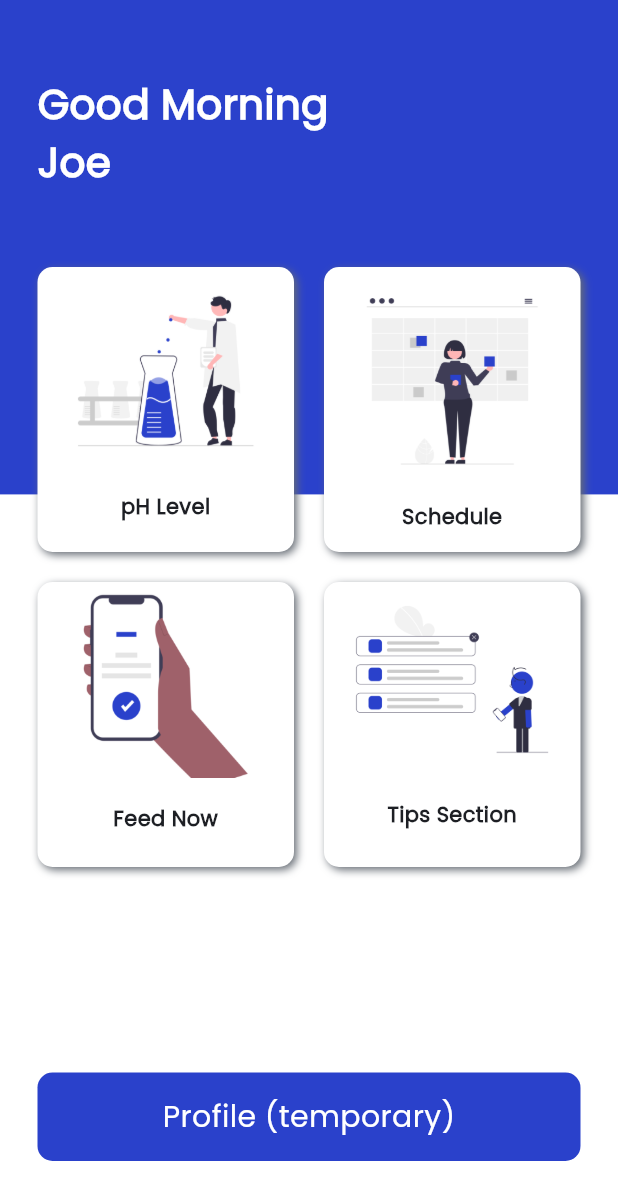
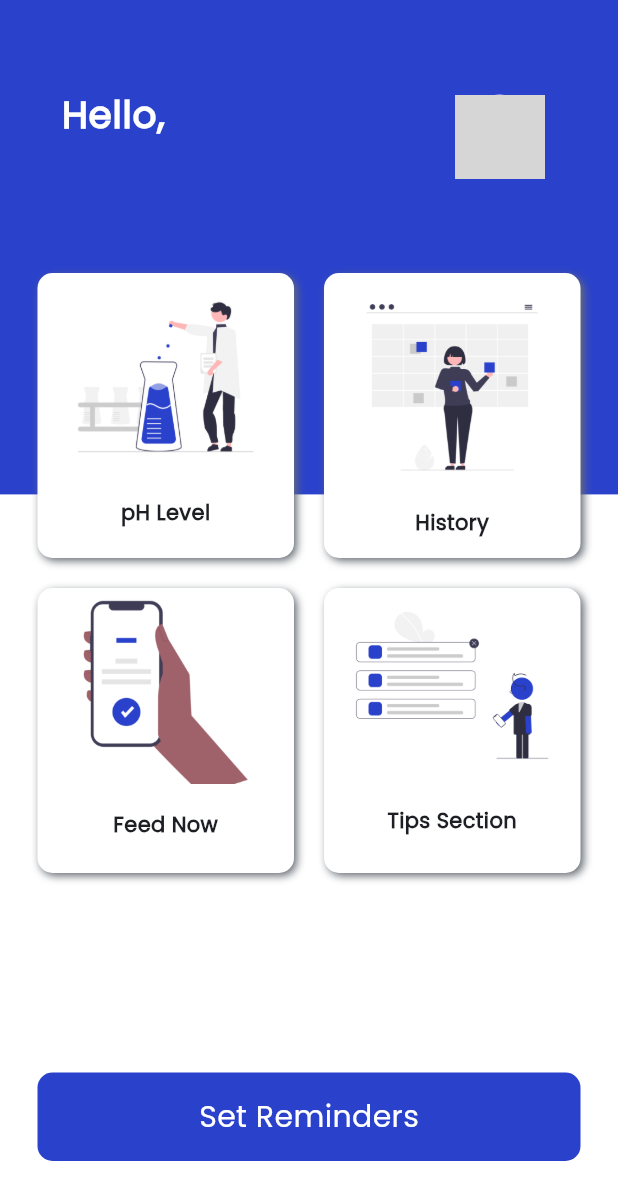
Before and after one commit to JNazrin/aquafeed-app, a Flutter app: the Home screen opened directly, on a phone screen of 412 x 824 dp. Shown: the top 1200 px of the screen. Run offline on Flutter 3.47's test engine with Material 3 defaults, Android fonts, the phone set to English and light mode, and no system bars; our stand-ins replace cloud_firestore, connectivity_plus, firebase_auth, firebase_core, firebase_database, get and 3 more; missing offline and left inert: dart:ffi; accounts and stored records are empty; grey boxes are pictures that could not be loaded.

Commit message:
update device and home screen

```diff
--- a/aquafeed-app/lib/src/features/home/pages/home_screen.dart
+++ b/aquafeed-app/lib/src/features/home/pages/home_screen.dart
@@ -1,3 +1,8 @@
+import 'package:aquafeed_app/src/data/repositories/authentication/authentication_repository.dart';
+import 'package:aquafeed_app/src/features/device/pages/device_screen.dart';
+import 'package:aquafeed_app/src/features/core/controllers/user_controller.dart';
+import 'package:aquafeed_app/src/features/history_feeding/pages/history_screen.dart';
+import 'package:aquafeed_app/src/features/schedule_feeding/pages/schedule_setup_screen.dart';
 import 'package:aquafeed_app/src/utils/components/button_widget.dart';
 import 'package:aquafeed_app/src/utils/constants/colors.dart';
 import 'package:aquafeed_app/src/features/instant_feeding/pages/instant_feeding_screen.dart';
@@ -7,14 +12,16 @@ import 'package:flutter/material.dart';
 import 'package:aquafeed_app/src/utils/components/card_widget.dart';
 import 'package:aquafeed_app/src/features/ph_level/pages/ph_screen.dart';
 import 'package:aquafeed_app/src/features/schedule_feeding/pages/schedule_screen.dart';
+import 'package:get/get.dart';
 
 class Home extends StatelessWidget {
   const Home({super.key});
 
   @override
   Widget build(BuildContext context) {
-    var size =
-        MediaQuery.of(context).size; // this is total height of our device
+
+    var size = MediaQuery.of(context).size; // this is total height of our device
+    final controller = Get.put(UserController());
 
     return Scaffold(
       body: Stack(
@@ -22,7 +29,7 @@ class Home extends StatelessWidget {
           Container(
             // height of the container is set to 45%
             height: size.height * .40,
-            decoration: BoxDecoration(
+            decoration: const BoxDecoration(
               color: primaryColor,
             ),
           ),
@@ -32,17 +39,38 @@ class Home extends StatelessWidget {
               child: Column(
                 crossAxisAlignment: CrossAxisAlignment.start,
                 children: [
-                  // title header
-                  Text(
-                    'Good Morning\nJoe',
+                  ListTile(
+                    title: const Text(
+                      'Hello,',
                       style: TextStyle(
                         fontWeight: FontWeight.bold,
                         color: whiteColor,
-                      fontSize: 27,
+                        fontSize: 25,
+                      ),
+                    ),
+                    subtitle: Obx(
+                      () => Text(
+                        controller.user.value.fullname,
+                        style: const TextStyle(
+                          fontWeight: FontWeight.bold,
+                          color: whiteColor,
+                          fontSize: 20,
+                        ),
+                      ),
+                    ),
+                    trailing: GestureDetector(
+                      onTap: (){
+                        // Navigate to the desired page
+                        Navigator.push(context, MaterialPageRoute(builder: (context) => const Profile()));
+                      },
+                      child: const CircleAvatar(
+                        radius: 30,
+                        backgroundImage: AssetImage('assets/avatar.png'),
+                      ),
                     ),
                   ),
 
-                  SizedBox(height: 50),
+                  const SizedBox(height: 50),
 
                   Expanded(
                     child: GridView.count(
@@ -53,68 +81,85 @@ class Home extends StatelessWidget {
                       children: [
                         // PH card
                         GestureDetector(
-                          child: CardWidget(
+                          child: const CardWidget(
                             img: 'assets/ph_image.png',
                             title: 'pH Level',
                           ),
                           onTap: () {
                             // Navigate to the desired page
                             Navigator.push(context,
-                                MaterialPageRoute(builder: (context) => PH()));
+                              MaterialPageRoute(
+                                  builder: (context) => const PH()
+                              )
+                            );
                           },
                         ),
 
                         // Schedule card
                         GestureDetector(
-                          child: CardWidget(
+                          child: const CardWidget(
                             img: 'assets/schedule_image.png',
-                            title: 'Schedule',
+                            title: 'History',
                           ),
                           onTap: () {
                             // Navigate to the desired page
-                            Navigator.push(
-                                context,
+                            Navigator.push(context,
                               MaterialPageRoute(
-                                    builder: (context) => Schedule()));
+                                  builder: (context) => const History()
+                              )
+                            );
                           },
                         ),
 
                         // Feed Now card
                         GestureDetector(
-                          child: CardWidget(
+                          child: const CardWidget(
                             img: 'assets/feed.png',
                             title: 'Feed Now',
                           ),
                           onTap: () {
                             // Navigate to the desired page
-                            Navigator.push(context, MaterialPageRoute(builder: (context) => InstantFeeding()));
+                            Navigator.push(context,
+                              MaterialPageRoute(
+                                  builder: (context) => InstantFeeding()
+                              )
+                            );
                           },
                         ),
 
                         // Tips Section card
                         GestureDetector(
-                          child: CardWidget(
+                          child: const CardWidget(
                             img: 'assets/tips_image.png',
                             title: 'Tips Section',
                           ),
                           onTap: () {
                             // Navigate to the desired page
-                            Navigator.push(context, MaterialPageRoute(builder: (context) => Tips()));
+                            Navigator.push(context,
+                              MaterialPageRoute(
+                                  builder: (context) => const Tips()
+                              )
+                            );
                           },
                         ),
                       ],
                     ),
                   ),
+
                   Padding(
-                    padding: EdgeInsets.fromLTRB(0, 0, 0, 50),
+                    padding: const EdgeInsets.fromLTRB(0, 0, 0, 50),
                     child: Button(
                         onPressed: () {
                           // Navigate to the desired page
-                        Navigator.push(context, MaterialPageRoute(builder: (context) => Profile()));
+                          Navigator.push(context,
+                            MaterialPageRoute(
+                                builder: (context) => const ScheduleSetup()
+                            )
+                          );
                         },
-                      text: 'Profile (temporary)'
+                        text: 'Set Reminders'
                     ),
-                  )
+                  ),
                 ],
               ),
             )
```
Also changed, not shown: aquafeed-app/lib/src/features/device/controllers/add_device_controller.dart (added, +45 -0 lines), aquafeed-app/lib/src/features/device/controllers/device_controller.dart (added, +26 -0 lines), aquafeed-app/lib/src/features/device/models/device_model.dart (added, +36 -0 lines), aquafeed-app/lib/src/features/device/pages/add_device_screen.dart (added, +60 -0 lines), aquafeed-app/lib/src/features/device/pages/device_screen.dart (added, +92 -0 lines). Lines whose indentation alone changed are shown as unchanged.
